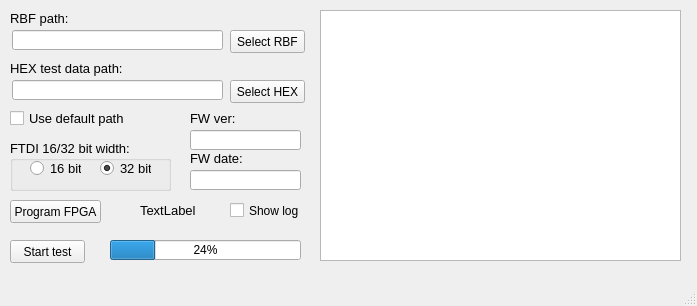
Old version of the form usb_test/mainwindow.ui in the repository senya1997/USB_test.
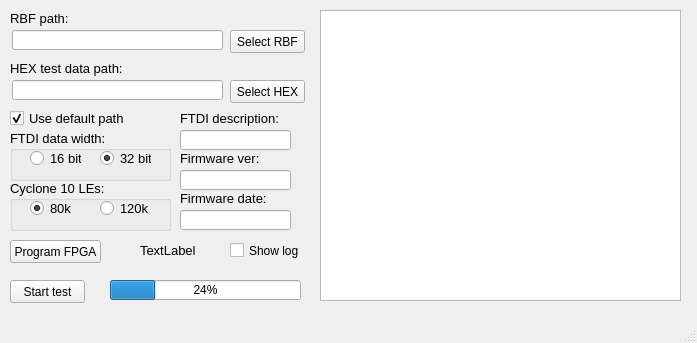
New version of the form.

```diff
--- a/usb_test/mainwindow.ui
+++ b/usb_test/mainwindow.ui
@@ -7,7 +7,7 @@
     <x>0</x>
     <y>0</y>
     <width>697</width>
-    <height>306</height>
+    <height>343</height>
    </rect>
   </property>
   <property name="windowTitle">
@@ -59,7 +59,7 @@
     <property name="geometry">
      <rect>
       <x>10</x>
-      <y>200</y>
+      <y>240</y>
       <width>91</width>
       <height>23</height>
      </rect>
@@ -72,7 +72,7 @@
     <property name="geometry">
      <rect>
       <x>10</x>
-      <y>240</y>
+      <y>280</y>
       <width>75</width>
       <height>23</height>
      </rect>
@@ -139,12 +139,15 @@
     <property name="text">
      <string>Use default path</string>
     </property>
+    <property name="checked">
+     <bool>true</bool>
+    </property>
    </widget>
    <widget class="QGroupBox" name="groupBox">
     <property name="geometry">
      <rect>
       <x>10</x>
-      <y>140</y>
+      <y>130</y>
       <width>161</width>
       <height>51</height>
      </rect>
@@ -155,7 +158,7 @@
      </font>
     </property>
     <property name="title">
-     <string>FTDI 16/32 bit width:</string>
+     <string>FTDI data width:</string>
     </property>
     <widget class="QRadioButton" name="radBut_16bit">
      <property name="enabled">
@@ -197,7 +200,7 @@
     <property name="geometry">
      <rect>
       <x>230</x>
-      <y>200</y>
+      <y>240</y>
       <width>81</width>
       <height>21</height>
      </rect>
@@ -215,7 +218,7 @@
       <x>320</x>
       <y>10</y>
       <width>361</width>
-      <height>251</height>
+      <height>291</height>
      </rect>
     </property>
    </widget>
@@ -223,7 +226,7 @@
     <property name="geometry">
      <rect>
       <x>110</x>
-      <y>240</y>
+      <y>280</y>
       <width>191</width>
       <height>20</height>
      </rect>
@@ -236,7 +239,7 @@
     <property name="geometry">
      <rect>
       <x>140</x>
-      <y>200</y>
+      <y>240</y>
       <width>71</width>
       <height>21</height>
      </rect>
@@ -253,27 +256,9 @@
    <widget class="QLabel" name="FW_ver">
     <property name="geometry">
      <rect>
-      <x>190</x>
-      <y>110</y>
-      <width>71</width>
-      <height>16</height>
-     </rect>
-    </property>
-    <property name="font">
-     <font>
-      <pointsize>10</pointsize>
-     </font>
-    </property>
-    <property name="text">
-     <string>FW ver:</string>
-    </property>
-   </widget>
-   <widget class="QLabel" name="FW_date">
-    <property name="geometry">
-     <rect>
-      <x>190</x>
+      <x>180</x>
       <y>150</y>
-      <width>71</width>
+      <width>101</width>
       <height>16</height>
      </rect>
     </property>
@@ -283,30 +268,129 @@
      </font>
     </property>
     <property name="text">
-     <string>FW date:</string>
+     <string>Firmware ver:</string>
+    </property>
+   </widget>
+   <widget class="QLabel" name="FW_date">
+    <property name="geometry">
+     <rect>
+      <x>180</x>
+      <y>190</y>
+      <width>111</width>
+      <height>16</height>
+     </rect>
+    </property>
+    <property name="font">
+     <font>
+      <pointsize>10</pointsize>
+     </font>
+    </property>
+    <property name="text">
+     <string>Firmware date:</string>
     </property>
    </widget>
    <widget class="QLineEdit" name="tb_fw_ver">
     <property name="geometry">
      <rect>
-      <x>190</x>
-      <y>130</y>
-      <width>111</width>
-      <height>20</height>
-     </rect>
-    </property>
-   </widget>
-   <widget class="QLineEdit" name="tb_fw_date">
-    <property name="geometry">
-     <rect>
-      <x>190</x>
+      <x>180</x>
       <y>170</y>
       <width>111</width>
       <height>20</height>
      </rect>
     </property>
    </widget>
-   <zorder>groupBox</zorder>
+   <widget class="QLineEdit" name="tb_fw_date">
+    <property name="geometry">
+     <rect>
+      <x>180</x>
+      <y>210</y>
+      <width>111</width>
+      <height>20</height>
+     </rect>
+    </property>
+   </widget>
+   <widget class="QLineEdit" name="tb_ftdi_desc">
+    <property name="geometry">
+     <rect>
+      <x>180</x>
+      <y>130</y>
+      <width>111</width>
+      <height>20</height>
+     </rect>
+    </property>
+   </widget>
+   <widget class="QLabel" name="Cyclone_LEs">
+    <property name="geometry">
+     <rect>
+      <x>180</x>
+      <y>110</y>
+      <width>111</width>
+      <height>16</height>
+     </rect>
+    </property>
+    <property name="font">
+     <font>
+      <pointsize>10</pointsize>
+     </font>
+    </property>
+    <property name="text">
+     <string>FTDI description:</string>
+    </property>
+   </widget>
+   <widget class="QGroupBox" name="Cyclone10LEs">
+    <property name="geometry">
+     <rect>
+      <x>10</x>
+      <y>180</y>
+      <width>161</width>
+      <height>51</height>
+     </rect>
+    </property>
+    <property name="font">
+     <font>
+      <pointsize>10</pointsize>
+     </font>
+    </property>
+    <property name="title">
+     <string>Cyclone 10 LEs:</string>
+    </property>
+    <widget class="QRadioButton" name="radBut_LEs080k">
+     <property name="enabled">
+      <bool>true</bool>
+     </property>
+     <property name="geometry">
+      <rect>
+       <x>20</x>
+       <y>20</y>
+       <width>51</width>
+       <height>17</height>
+      </rect>
+     </property>
+     <property name="text">
+      <string>80k</string>
+     </property>
+     <property name="checked">
+      <bool>true</bool>
+     </property>
+    </widget>
+    <widget class="QRadioButton" name="radBut_LEs120k">
+     <property name="geometry">
+      <rect>
+       <x>90</x>
+       <y>20</y>
+       <width>51</width>
+       <height>17</height>
+      </rect>
+     </property>
+     <property name="text">
+      <string>120k</string>
+     </property>
+     <property name="checked">
+      <bool>false</bool>
+     </property>
+    </widget>
+   </widget>
+   <zorder>FTDI_16_32</zorder>
    <zorder>but_sel_rbf</zorder>
    <zorder>RBF_path</zorder>
    <zorder>tb_rbf_path</zorder>
```
Left out of the diff: 5 changed lines with no effect on the pictures.
